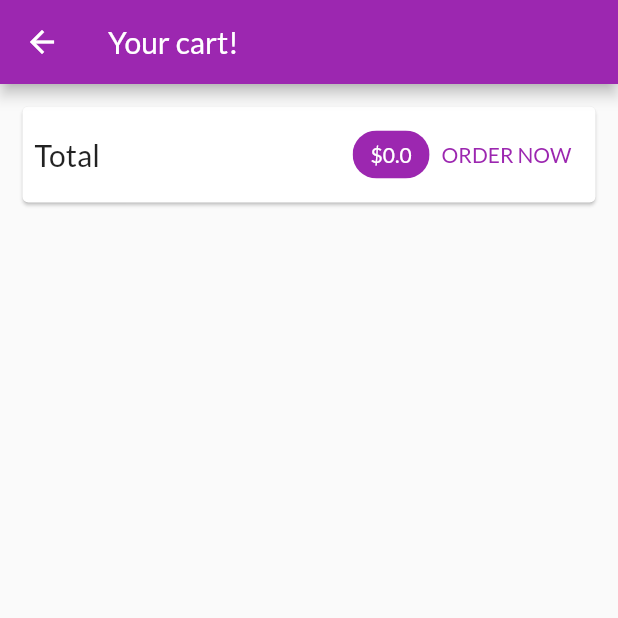
After one commit to antosha-85/shop_flutter, a Flutter app: the CartScreen screen opened by its route, on a phone screen of 412 x 824 dp, the top half of it. The commit adds this screen. Run offline on Flutter 3.47's test engine with Material 2 defaults, Android fonts, the phone set to English and light mode, and no system bars; network calls fail.

Commit message:
Implemented a new cart screen that shows the total amount for the current order

```diff
--- a/lib/main.dart
+++ b/lib/main.dart
@@ -1,6 +1,7 @@
 import 'package:flutter/material.dart';
 import 'package:shop_app/providers/cart.dart';
 import 'package:shop_app/providers/products.dart';
+import 'package:shop_app/screens/cart_screen.dart';
 import './screens/products_overview_screen.dart';
 import './screens/product_detail_screen.dart';
 import 'package:provider/provider.dart';
@@ -28,7 +29,10 @@ class MyApp extends StatelessWidget {
           fontFamily: 'Lato',
         ),
         home: ProductsOverviewScreen(),
-        routes: {ProductDetailScreen.routeName: (ctx) => ProductDetailScreen()},
+        routes: {
+          ProductDetailScreen.routeName: (ctx) => ProductDetailScreen(),
+          CartScreen.routeName: (ctx) => CartScreen(),
+        },
       ),
     );
   }
--- a/lib/providers/cart.dart
+++ b/lib/providers/cart.dart
@@ -28,6 +28,14 @@ class Cart with ChangeNotifier {
     return sum;
   }
 
+  double get totalAmount {
+    double total = 0;
+    items.forEach((key, cartItem) {
+      total += cartItem.price * cartItem.quantity;
+    });
+    return total;
+  }
+
   void addItem(String productId, String title, double price) {
     if (_items.containsKey(productId)) {
       _items.update(
--- /dev/null
+++ b/lib/screens/cart_screen.dart
@@ -0,0 +1,54 @@
+import 'package:flutter/material.dart';
+import 'package:provider/provider.dart';
+import 'package:shop_app/providers/cart.dart';
+
+class CartScreen extends StatelessWidget {
+  static const routeName = '/cart';
+  @override
+  Widget build(BuildContext context) {
+    final cart = Provider.of<Cart>(context);
+    return Scaffold(
+      appBar: AppBar(
+        title: Text('Your cart!'),
+      ),
+      body: Column(
+        children: [
+          Card(
+            margin: EdgeInsets.all(15),
+            child: Padding(
+              padding: EdgeInsets.all(8),
+              child: Row(
+                mainAxisAlignment: MainAxisAlignment.spaceBetween,
+                children: [
+                  Text(
+                    'Total',
+                    style: TextStyle(fontSize: 20),
+                  ),
+                  Spacer(),
+                  Chip(
+                    label: Text(
+                      '\$${cart.totalAmount}',
+                      style: TextStyle(
+                          color: Theme.of(context)
+                              .primaryTextTheme
+                              .headline6
+                              .color),
+                    ),
+                    backgroundColor: Theme.of(context).primaryColor,
+                  ),
+                  TextButton(
+                    onPressed: () {},
+                    child: Text('ORDER NOW'),
+                    style: ButtonStyle(
+                        foregroundColor: MaterialStateProperty.all<Color>(
+                            Theme.of(context).primaryColor)),
+                  )
+                ],
+              ),
+            ),
+          )
+        ],
+      ),
+    );
+  }
+}
--- a/lib/screens/products_overview_screen.dart
+++ b/lib/screens/products_overview_screen.dart
@@ -1,6 +1,7 @@
 import 'package:flutter/material.dart';
 import 'package:provider/provider.dart';
 import 'package:shop_app/providers/cart.dart';
+import 'package:shop_app/screens/cart_screen.dart';
 import 'package:shop_app/widgets/badge.dart';
 import 'package:shop_app/widgets/products_grid.dart';
 
@@ -48,7 +49,11 @@ class _ProductsOverviewScreenState extends State<ProductsOverviewScreen> {
                 Badge(child: ch, value: cartData.itemCount.toString()),
             child: IconButton(
               icon: Icon(Icons.shopping_cart),
-              onPressed: () {},
+              onPressed: () {
+                Navigator.of(context).pushNamed(
+                  CartScreen.routeName,
+                );
+              },
             ),
           )
         ],
```
